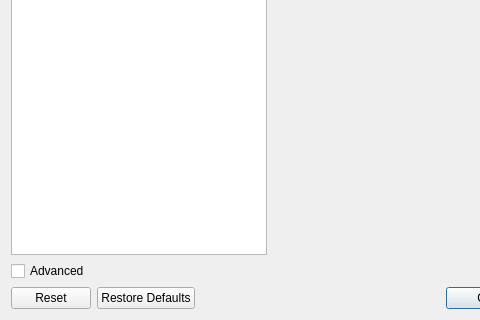
Old version of the form src/mumble/ConfigDialog.ui in the repository mumble-voip/mumble; both pictures show x 0 to 480 and y 185 to 505 of the 709 by 505 pixel window.
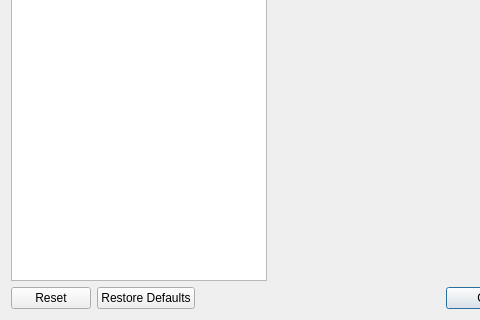
New version of the form.

Commit message:
Mumble: remove expert mode.
This commit removes the concept of expert mode configuration
from the Mumble client.

Patch:
```diff
--- a/src/mumble/ConfigDialog.ui
+++ b/src/mumble/ConfigDialog.ui
@@ -42,20 +42,7 @@
      </property>
     </widget>
    </item>
-   <item row="1" column="0">
-    <widget class="QCheckBox" name="qcbExpert">
-     <property name="sizePolicy">
-      <sizepolicy hsizetype="Minimum" vsizetype="Fixed">
-       <horstretch>0</horstretch>
-       <verstretch>0</verstretch>
-      </sizepolicy>
-     </property>
-     <property name="text">
-      <string>Advanced</string>
-     </property>
-    </widget>
-   </item>
-   <item row="2" column="0" colspan="3">
+   <item row="1" column="0" colspan="3">
     <layout class="QHBoxLayout" name="horizontalLayout">
      <item>
       <widget class="QDialogButtonBox" name="pageButtonBox">
```
Left out of the diff: 2 changed lines with no effect on the pictures. The commit also changes 22 other files.
